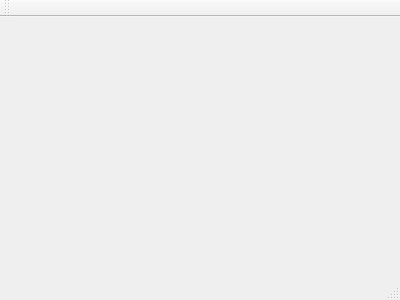
The window that client/mainwindow.ui (dantrim/test-client-server) describes before a commit, drawn with Qt 5.
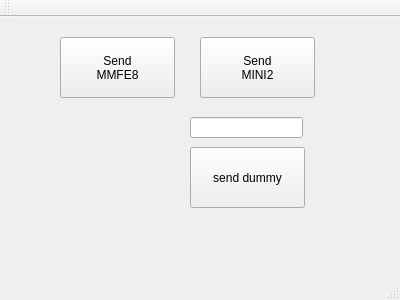
The same window after the commit.

```diff
--- a/client/mainwindow.ui
+++ b/client/mainwindow.ui
@@ -12,13 +12,80 @@
   <property name="windowTitle" >
    <string>MainWindow</string>
   </property>
-  <widget class="QMenuBar" name="menuBar" />
-  <widget class="QToolBar" name="mainToolBar" />
-  <widget class="QWidget" name="centralWidget" />
-  <widget class="QStatusBar" name="statusBar" />
+  <widget class="QWidget" name="centralWidget">
+   <widget class="QPushButton" name="sendMINI2_button">
+    <property name="geometry">
+     <rect>
+      <x>200</x>
+      <y>20</y>
+      <width>115</width>
+      <height>61</height>
+     </rect>
+    </property>
+    <property name="text">
+     <string>Send
+MINI2</string>
+    </property>
+   </widget>
+   <widget class="QPushButton" name="sendMMFE8_button">
+    <property name="geometry">
+     <rect>
+      <x>60</x>
+      <y>20</y>
+      <width>115</width>
+      <height>61</height>
+     </rect>
+    </property>
+    <property name="text">
+     <string>Send
+MMFE8</string>
+    </property>
+   </widget>
+   <widget class="QPushButton" name="send_dummy">
+    <property name="geometry">
+     <rect>
+      <x>190</x>
+      <y>130</y>
+      <width>115</width>
+      <height>61</height>
+     </rect>
+    </property>
+    <property name="text">
+     <string>send dummy</string>
+    </property>
+   </widget>
+   <widget class="QLineEdit" name="port_to_send_to">
+    <property name="geometry">
+     <rect>
+      <x>190</x>
+      <y>100</y>
+      <width>113</width>
+      <height>21</height>
+     </rect>
+    </property>
+   </widget>
+  </widget>
+  <widget class="QMenuBar" name="menuBar">
+   <property name="geometry">
+    <rect>
+     <x>0</x>
+     <y>0</y>
+     <width>400</width>
+     <height>22</height>
+    </rect>
+   </property>
+  </widget>
+  <widget class="QToolBar" name="mainToolBar">
+   <attribute name="toolBarArea">
+    <enum>TopToolBarArea</enum>
+   </attribute>
+   <attribute name="toolBarBreak">
+    <bool>false</bool>
+   </attribute>
+  </widget>
+  <widget class="QStatusBar" name="statusBar"/>
  </widget>
- <layoutDefault spacing="6" margin="11" />
- <pixmapfunction></pixmapfunction>
+ <layoutdefault spacing="6" margin="11"/>
  <resources/>
  <connections/>
 </ui>
```
Left out of the diff: 7 changed lines with no effect on the pictures.
